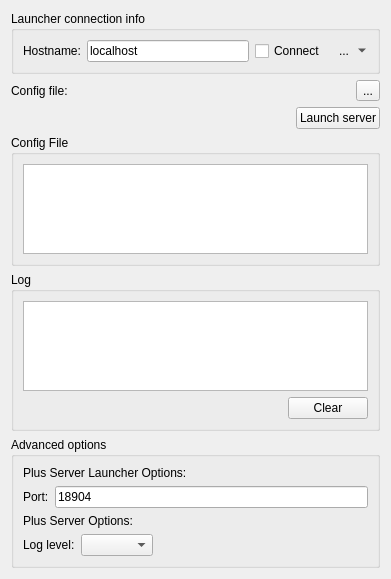
This is PlusRemote/Widgets/Resources/UI/qMRMLPlusLauncherRemoteWidget.ui in Sunderlandkyl/SlicerOpenIGTLink as Qt 5 draws it before an edit. The edited form follows.
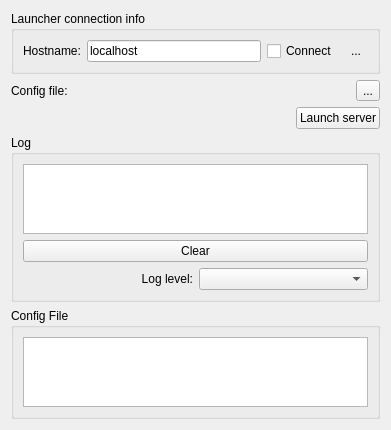
This is the edited form. Icons and pictures are not drawn. Custom widgets are drawn as their Qt base class.

What changed in the file:
```diff
--- a/PlusRemote/Widgets/Resources/UI/qMRMLPlusLauncherRemoteWidget.ui
+++ b/PlusRemote/Widgets/Resources/UI/qMRMLPlusLauncherRemoteWidget.ui
@@ -7,7 +7,7 @@
     <x>0</x>
     <y>0</y>
     <width>391</width>
-    <height>579</height>
+    <height>185</height>
    </rect>
   </property>
   <property name="windowTitle">
@@ -52,12 +52,15 @@
         </property>
         <property name="iconSize">
          <size>
-          <width>20</width>
-          <height>20</height>
+          <width>30</width>
+          <height>30</height>
          </size>
         </property>
+        <property name="checkable">
+         <bool>true</bool>
+        </property>
         <property name="popupMode">
-         <enum>QToolButton::MenuButtonPopup</enum>
+         <enum>QToolButton::InstantPopup</enum>
         </property>
         <property name="toolButtonStyle">
          <enum>Qt::ToolButtonIconOnly</enum>
@@ -144,29 +147,14 @@
     </layout>
    </item>
    <item>
-    <widget class="ctkCollapsibleGroupBox" name="configFileGroupBox">
-     <property name="title">
-      <string>Config File</string>
+    <widget class="QGroupBox" name="logGroupBox">
+     <property name="visible">
+      <bool>false</bool>
      </property>
-     <property name="collapsed">
-      <bool>true</bool>
-     </property>
-     <layout class="QHBoxLayout" name="horizontalLayout_5">
-      <item>
-       <widget class="QTextEdit" name="configFileTextEdit"/>
-      </item>
-     </layout>
-    </widget>
-   </item>
-   <item>
-    <widget class="ctkCollapsibleGroupBox" name="logGroupBox">
      <property name="title">
       <string>Log</string>
      </property>
-     <property name="collapsed">
-      <bool>false</bool>
-     </property>
-     <layout class="QVBoxLayout" name="verticalLayout">
+     <layout class="QVBoxLayout" name="verticalLayout_4">
       <item>
        <widget class="QTextEdit" name="serverLogTextEdit">
         <property name="readOnly">
@@ -175,109 +163,47 @@
        </widget>
       </item>
       <item>
-       <layout class="QHBoxLayout" name="horizontalLayout_4">
-        <item>
-         <spacer name="horizontalSpacer_4">
-          <property name="orientation">
-           <enum>Qt::Horizontal</enum>
-          </property>
-          <property name="sizeHint" stdset="0">
-           <size>
-            <width>40</width>
-            <height>20</height>
-           </size>
-          </property>
-         </spacer>
-        </item>
-        <item>
-         <widget class="QPushButton" name="clearLogButton">
-          <property name="text">
-           <string>Clear</string>
-          </property>
-         </widget>
-        </item>
-       </layout>
-      </item>
-     </layout>
-    </widget>
-   </item>
-   <item>
-    <widget class="ctkCollapsibleGroupBox" name="advancedGroupBox">
-     <property name="enabled">
-      <bool>true</bool>
-     </property>
-     <property name="title">
-      <string>Advanced options</string>
-     </property>
-     <property name="collapsed">
-      <bool>false</bool>
-     </property>
-     <layout class="QVBoxLayout" name="verticalLayout_3">
-      <item>
-       <widget class="QLabel" name="label">
+       <widget class="QPushButton" name="clearLogButton">
         <property name="text">
-         <string>Plus Server Launcher Options:</string>
+         <string>Clear</string>
         </property>
        </widget>
       </item>
       <item>
        <layout class="QHBoxLayout" name="horizontalLayout_3">
         <item>
-         <widget class="QLabel" name="serverLauncherPortLabel">
-          <property name="text">
-           <string>Port:</string>
-          </property>
-         </widget>
-        </item>
-        <item>
-         <widget class="QLineEdit" name="portLineEdit">
-          <property name="inputMethodHints">
-           <set>Qt::ImhNone</set>
-          </property>
-          <property name="text">
-           <string>18904</string>
-          </property>
-         </widget>
-        </item>
-       </layout>
-      </item>
-      <item>
-       <widget class="QLabel" name="label_2">
-        <property name="text">
-         <string>Plus Server Options:</string>
-        </property>
-       </widget>
-      </item>
-      <item>
-       <layout class="QHBoxLayout" name="horizontalLayout_2">
-        <item>
          <widget class="QLabel" name="logLevelLabel">
           <property name="text">
            <string>Log level:</string>
           </property>
+          <property name="alignment">
+           <set>Qt::AlignRight|Qt::AlignTrailing|Qt::AlignVCenter</set>
+          </property>
          </widget>
         </item>
         <item>
          <widget class="QComboBox" name="logLevelComboBox"/>
         </item>
-        <item>
-         <spacer name="horizontalSpacer_2">
-          <property name="orientation">
-           <enum>Qt::Horizontal</enum>
-          </property>
-          <property name="sizeHint" stdset="0">
-           <size>
-            <width>40</width>
-            <height>20</height>
-           </size>
-          </property>
-         </spacer>
-        </item>
        </layout>
       </item>
      </layout>
     </widget>
    </item>
+   <item>
+    <widget class="ctkCollapsibleGroupBox" name="configFileGroupBox">
+     <property name="title">
+      <string>Config File</string>
+     </property>
+     <property name="collapsed">
+      <bool>true</bool>
+     </property>
+     <layout class="QHBoxLayout" name="horizontalLayout_5">
+      <item>
+       <widget class="QTextEdit" name="configFileTextEdit"/>
+      </item>
+     </layout>
+    </widget>
+   </item>
    <item>
     <spacer name="verticalSpacer">
      <property name="orientation">
```
Left out of the diff: 25 changed lines with no effect on the pictures.
